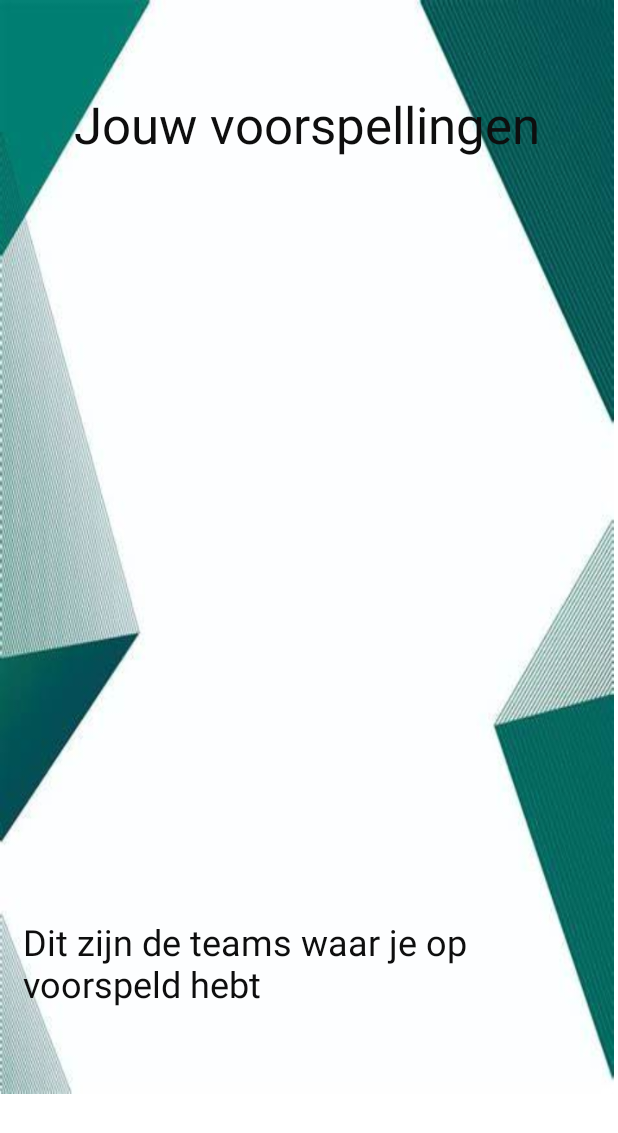
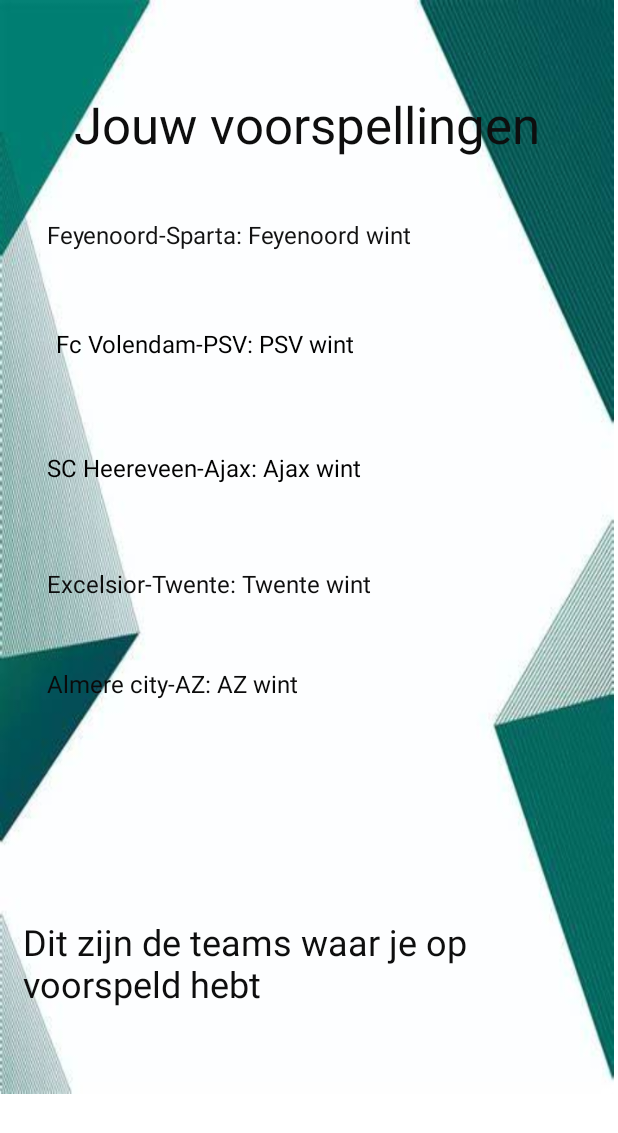
Before and after one commit to kalebatserkoen/kjellwalter2, an Android app: the Jouwvoorspelling screen opened through its navigation route, on a phone screen of 412 x 824 dp. Shown: the top 1133 px of the screen. Run offline under Robolectric (Android 15) with nearby library versions, the phone set to English and light mode, and no system bars.

Commit message:
alles af

```diff
--- a/app/src/main/java/com/example/kjellwalter/homepage.kt
+++ b/app/src/main/java/com/example/kjellwalter/homepage.kt
@@ -38,6 +38,8 @@ class homepage : Fragment() {
         // Inflate the layout for this fragment
         val view = inflater.inflate(R.layout.fragment_homepage, container, false)
 
+
+
         view.findViewById<Button>(R.id.button_homepagevoorspel).setOnClickListener {
             Navigation.findNavController(view).navigate(R.id.action_homepage_to_voorspellen)
         }
--- a/app/src/main/res/layout/fragment_jouwvoorspelling.xml
+++ b/app/src/main/res/layout/fragment_jouwvoorspelling.xml
@@ -34,4 +34,75 @@
         app:layout_constraintStart_toStartOf="parent"
         app:layout_constraintTop_toTopOf="parent"
         app:layout_constraintVertical_bias="0.95" />
+
+    <TextView
+        android:id="@+id/textView13"
+        android:layout_width="wrap_content"
+        android:layout_height="wrap_content"
+        android:text="Feyenoord-Sparta: Feyenoord wint"
+        android:textColor="#121212"
+        android:textSize="16sp"
+        app:layout_constraintBottom_toBottomOf="parent"
+        app:layout_constraintEnd_toEndOf="parent"
+        app:layout_constraintHorizontal_bias="0.189"
+        app:layout_constraintStart_toStartOf="parent"
+        app:layout_constraintTop_toTopOf="parent"
+        app:layout_constraintVertical_bias="0.205" />
+
+    <TextView
+        android:id="@+id/textView14"
+        android:layout_width="wrap_content"
+        android:layout_height="wrap_content"
+        android:text="Fc Volendam-PSV: PSV wint"
+        android:textColor="#020202"
+        android:textSize="16sp"
+        app:layout_constraintBottom_toBottomOf="parent"
+        app:layout_constraintEnd_toEndOf="parent"
+        app:layout_constraintHorizontal_bias="0.179"
+        app:layout_constraintStart_toStartOf="parent"
+        app:layout_constraintTop_toTopOf="parent"
+        app:layout_constraintVertical_bias="0.308" />
+
+    <TextView
+        android:id="@+id/textView18"
+        android:layout_width="wrap_content"
+        android:layout_height="wrap_content"
+        android:text="SC Heereveen-Ajax: Ajax wint"
+        android:textColor="#020202"
+        android:textSize="16sp"
+        app:layout_constraintBottom_toBottomOf="parent"
+        app:layout_constraintEnd_toEndOf="parent"
+        app:layout_constraintHorizontal_bias="0.156"
+        app:layout_constraintStart_toStartOf="parent"
+        app:layout_constraintTop_toTopOf="parent"
+        app:layout_constraintVertical_bias="0.425" />
+
+    <TextView
+        android:id="@+id/textView20"
+        android:layout_width="wrap_content"
+        android:layout_height="wrap_content"
+        android:text="Excelsior-Twente: Twente wint"
+        android:textColor="#0E0E0E"
+        android:textSize="16sp"
+        app:layout_constraintBottom_toBottomOf="parent"
+        app:layout_constraintEnd_toEndOf="parent"
+        app:layout_constraintHorizontal_bias="0.163"
+        app:layout_constraintStart_toStartOf="parent"
+        app:layout_constraintTop_toTopOf="parent"
+        app:layout_constraintVertical_bias="0.534" />
+
+    <TextView
+        android:id="@+id/textView21"
+        android:layout_width="wrap_content"
+        android:layout_height="wrap_content"
+        android:text="Almere city-AZ: AZ wint"
+        android:textColor="#0B0B0B"
+        android:textSize="16sp"
+        app:layout_constraintBottom_toBottomOf="parent"
+        app:layout_constraintEnd_toEndOf="parent"
+        app:layout_constraintHorizontal_bias="0.13"
+        app:layout_constraintStart_toStartOf="parent"
+        app:layout_constraintTop_toTopOf="parent"
+        app:layout_constraintVertical_bias="0.629" />
+
 </androidx.constraintlayout.widget.ConstraintLayout>
```
Also changed, not shown: app/src/main/java/com/example/kjellwalter/Jouwvoorspelling.kt (+8 -2 lines).
